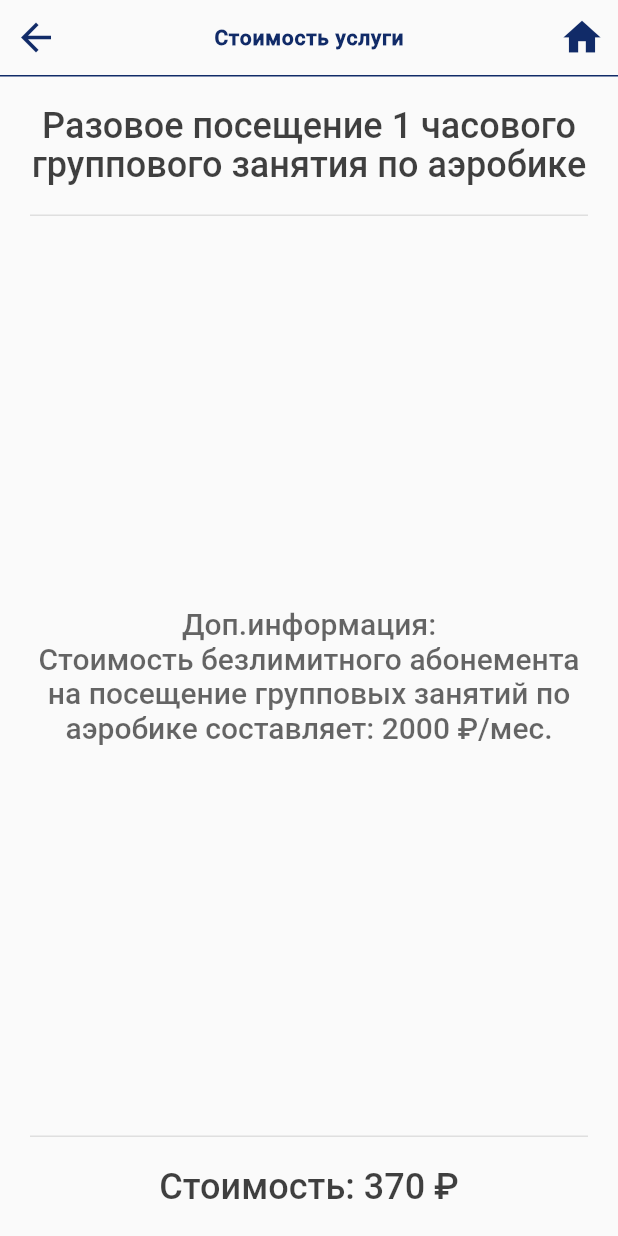
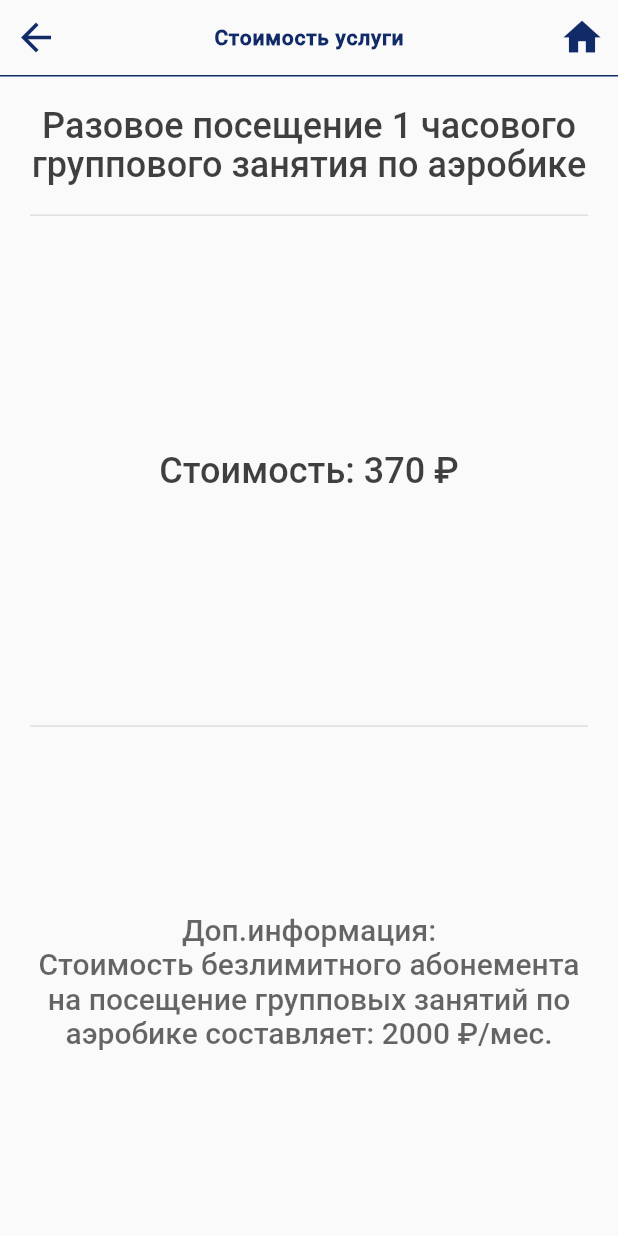
Before and after one commit to mozochek/skala-price-list, a Flutter app: the PriceScreen screen opened directly, on a phone screen of 412 x 824 dp. Run offline on Flutter 3.47's test engine with Material 2 defaults, Android fonts, the phone set to English and light mode, and no system bars; missing offline and left inert: screen.

Commit message:
Minor changes

```diff
--- a/lib/screens/price/price_screen.dart
+++ b/lib/screens/price/price_screen.dart
@@ -11,7 +11,7 @@ class PriceScreen extends StatelessWidget {
 
   const PriceScreen({
     @required this.serviceName,
-    this.additionalInfo: '<Доп.информация отсутствует>',
+    this.additionalInfo,
     this.pricePrefix: 'Стоимость:',
     @required this.price,
     @required this.pricePostfix,
@@ -59,11 +59,12 @@ class PriceScreen extends StatelessWidget {
                           child: Align(
                             alignment: Alignment.center,
                             child: Text(
-                              additionalInfo,
+                              '$pricePrefix $price $pricePostfix',
                               textAlign: TextAlign.center,
                               style: TextStyle(
-                                color: Color.fromRGBO(0, 0, 0, 0.6),
-                                fontSize: isMobile ? 20.0 : 30.0,
+                                color: Color.fromRGBO(0, 0, 0, 0.75),
+                                fontSize: isMobile ? 24.0 : 38.0,
+                                height: 1.1,
                                 fontFamily: "RobotoMedium",
                               ),
                             ),
@@ -74,16 +75,24 @@ class PriceScreen extends StatelessWidget {
                           color: Colors.black.withOpacity(0.11),
                           margin: EdgeInsets.symmetric(vertical: 20.0),
                         ),
-                        Text(
-                          '$pricePrefix $price $pricePostfix',
-                          textAlign: TextAlign.center,
-                          style: TextStyle(
-                            color: Color.fromRGBO(0, 0, 0, 0.75),
-                            fontSize: isMobile ? 24.0 : 36.0,
-                            height: 1.1,
-                            fontFamily: "RobotoMedium",
-                          ),
-                        ),
+                        additionalInfo != null
+                            ? Expanded(
+                                child: Align(
+                                  alignment: Alignment.center,
+                                  child: SingleChildScrollView(
+                                    child: Text(
+                                      additionalInfo,
+                                      textAlign: TextAlign.center,
+                                      style: TextStyle(
+                                        color: Color.fromRGBO(0, 0, 0, 0.6),
+                                        fontSize: isMobile ? 20.0 : 30.0,
+                                        fontFamily: "RobotoMedium",
+                                      ),
+                                    ),
+                                  ),
+                                ),
+                              )
+                            : SizedBox.shrink(),
                       ],
                     ),
                   ),
```
